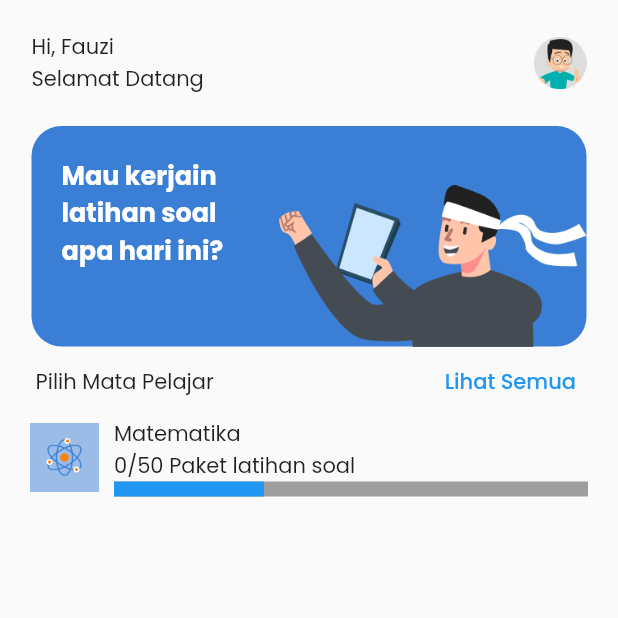
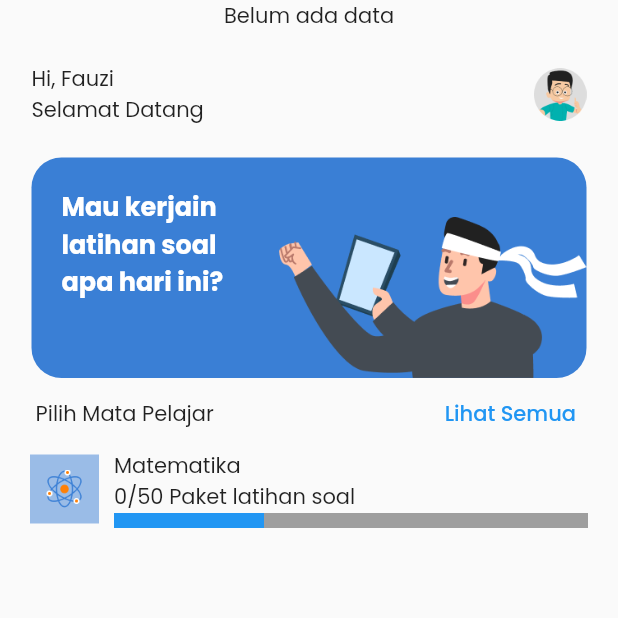
Before and after one commit to hamamulwidya/edspert-latsol, a Flutter app: the HomePage screen opened directly, on a phone screen of 412 x 824 dp, the top half of it. Run offline on Flutter 3.47's test engine with Material 2 defaults, Android fonts, the phone set to English and light mode, and no system bars; our stand-ins replace firebase_auth, firebase_core, google_fonts, google_sign_in; accounts and stored records are empty; network calls fail.

Commit message:
pertemuan 4

```diff
--- /dev/null
+++ b/lib/model/album.dart
@@ -0,0 +1,21 @@
+class Album {
+  int? userId;
+  int? id;
+  String? title;
+
+  Album({this.userId, this.id, this.title});
+
+  Album.fromJson(Map<String, dynamic> json) {
+    userId = json['userId'];
+    id = json['id'];
+    title = json['title'];
+  }
+
+  Map<String, dynamic> toJson() {
+    final Map<String, dynamic> data = new Map<String, dynamic>();
+    data['userId'] = this.userId;
+    data['id'] = this.id;
+    data['title'] = this.title;
+    return data;
+  }
+}
--- a/lib/view/main/latihan_soal/home_page.dart
+++ b/lib/view/main/latihan_soal/home_page.dart
@@ -1,5 +1,9 @@
+import 'dart:convert';
+
 import 'package:flutter/material.dart';
 import 'package:git_project/constants/r.dart';
+import 'package:git_project/model/album.dart';
+import 'package:http/http.dart' as http;
 
 class HomePage extends StatefulWidget {
   const HomePage({Key? key}) : super(key: key);
@@ -9,6 +13,26 @@ class HomePage extends StatefulWidget {
 }
 
 class _HomePageState extends State<HomePage> {
+  Album? album;
+  fetchData() async {
+    final uri = Uri.parse("https://jsonplaceholder.typicode.com/albums/1");
+    final result = await http.get(uri);
+    if (result.statusCode == 200) {
+      final json = jsonDecode(result.body);
+      album = Album.fromJson(json);
+      setState(() {});
+    } else {
+      ScaffoldMessenger.of(context)
+          .showSnackBar(SnackBar(content: Text("Opps,ada masalah")));
+    }
+  }
+
+  @override
+  void initState() {
+    // TODO: implement initState
+    super.initState();
+    fetchData();
+  }
 
   @override
   Widget build(BuildContext context) {
@@ -17,6 +41,7 @@ class _HomePageState extends State<HomePage> {
       body: SafeArea(
         child: Column(
           children: [
+            if (album != null) Text(album!.title!) else Text("Belum ada data"),
             _buildUserSEction(),
             _buildBanner(context),
             Container(
```
Also changed, not shown: lib/controller/AuthProviderController.dart (added, +61 -0 lines), lib/main.dart (+12 -2 lines), lib/view/login_page.dart (+15 -2 lines), lib/view/main/profile/profile_page.dart (+20 -1 lines), lib/view/splash_screen.dart (+7 -5 lines), pubspec.yaml (+6 -5 lines), pubspec.lock, 2 other files.
